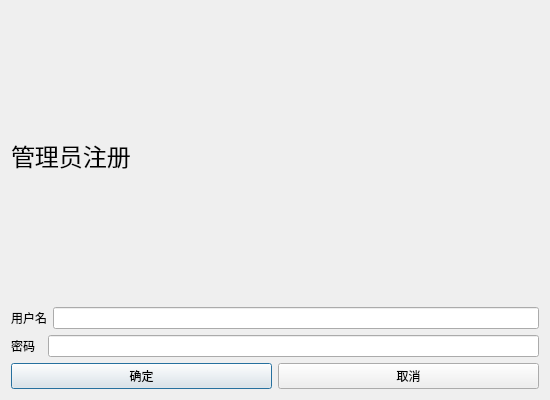
Before: the Qt Designer form UI/adminregister.ui in New-bottle/train-ticket-system, drawn with Qt 5.
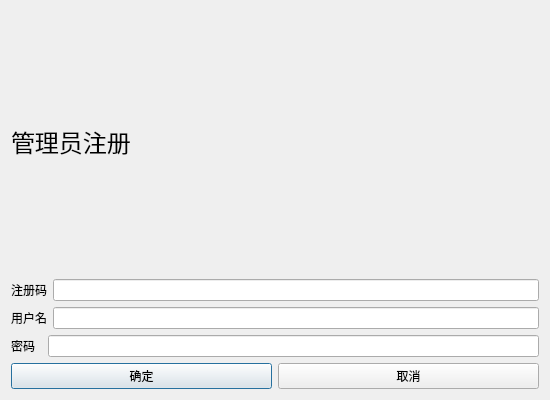
After: the same form once the commit is applied.

The edit to the form file:
```diff
--- a/UI/adminregister.ui
+++ b/UI/adminregister.ui
@@ -27,6 +27,20 @@
      </property>
     </widget>
    </item>
+   <item>
+    <layout class="QHBoxLayout" name="horizontalLayout_2">
+     <item>
+      <widget class="QLabel" name="label_4">
+       <property name="text">
+        <string>注册码</string>
+       </property>
+      </widget>
+     </item>
+     <item>
+      <widget class="QLineEdit" name="register_num"/>
+     </item>
+    </layout>
+   </item>
    <item>
     <layout class="QHBoxLayout" name="horizontalLayout">
      <item>
@@ -42,7 +56,7 @@
     </layout>
    </item>
    <item>
-    <layout class="QHBoxLayout" name="horizontalLayout_2">
+    <layout class="QHBoxLayout" name="horizontalLayout_4">
      <item>
       <widget class="QLabel" name="label_3">
        <property name="text">
```
